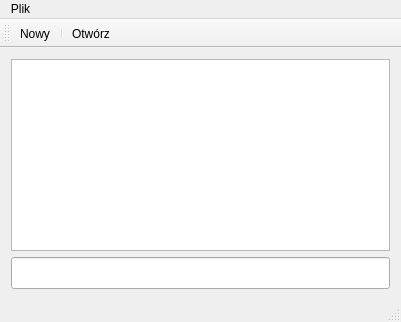
Old version of the form notepad.ui in the repository ReConsolidated/SmartNotes.
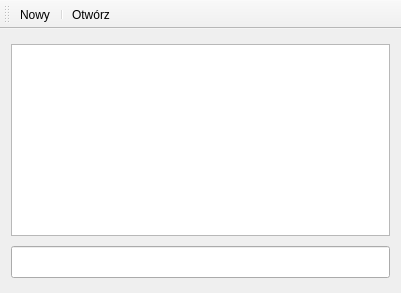
New version of the form. Icons and pictures are not drawn.

Commit message:
Always on top and making GUI look better
SmartNotes now always stay on top of other apps.
GUI looks better - icons instead of menu bar.

Diff of the .ui file:
```diff
--- a/notepad.ui
+++ b/notepad.ui
@@ -7,7 +7,7 @@
     <x>0</x>
     <y>0</y>
     <width>401</width>
-    <height>320</height>
+    <height>293</height>
    </rect>
   </property>
   <property name="windowTitle">
@@ -64,27 +64,6 @@
     </item>
    </layout>
   </widget>
-  <widget class="QMenuBar" name="menuBar">
-   <property name="geometry">
-    <rect>
-     <x>0</x>
-     <y>0</y>
-     <width>401</width>
-     <height>21</height>
-    </rect>
-   </property>
-   <widget class="QMenu" name="menuPlik">
-    <property name="title">
-     <string>Plik</string>
-    </property>
-    <addaction name="actionNowy"/>
-    <addaction name="actionOtworz"/>
-    <addaction name="separator"/>
-    <addaction name="actionWyj_cie"/>
-   </widget>
-   <addaction name="menuPlik"/>
-  </widget>
-  <widget class="QStatusBar" name="statusBar"/>
   <widget class="QToolBar" name="mainToolBar">
    <attribute name="toolBarArea">
     <enum>TopToolBarArea</enum>
```
The commit also changes 1 other file.
